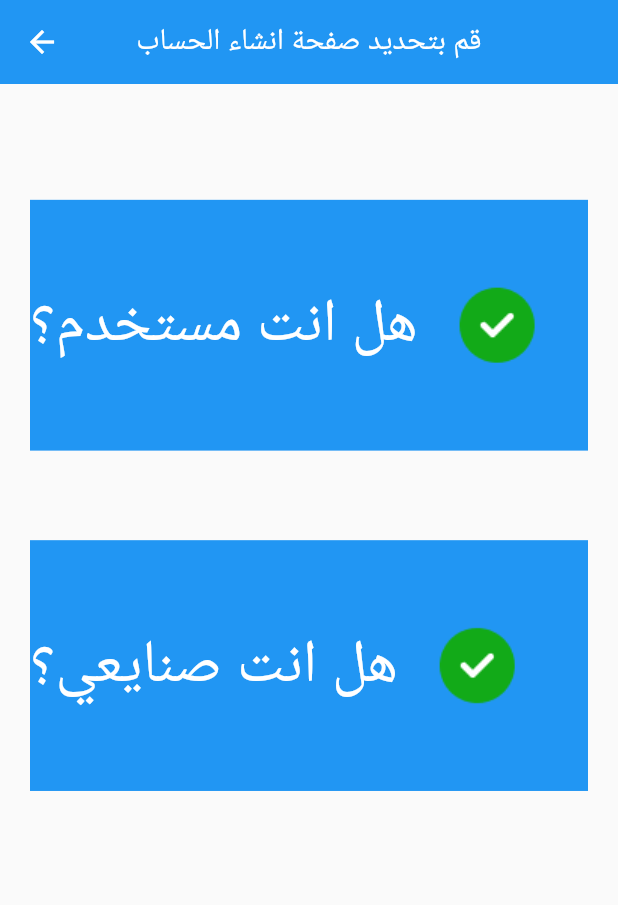
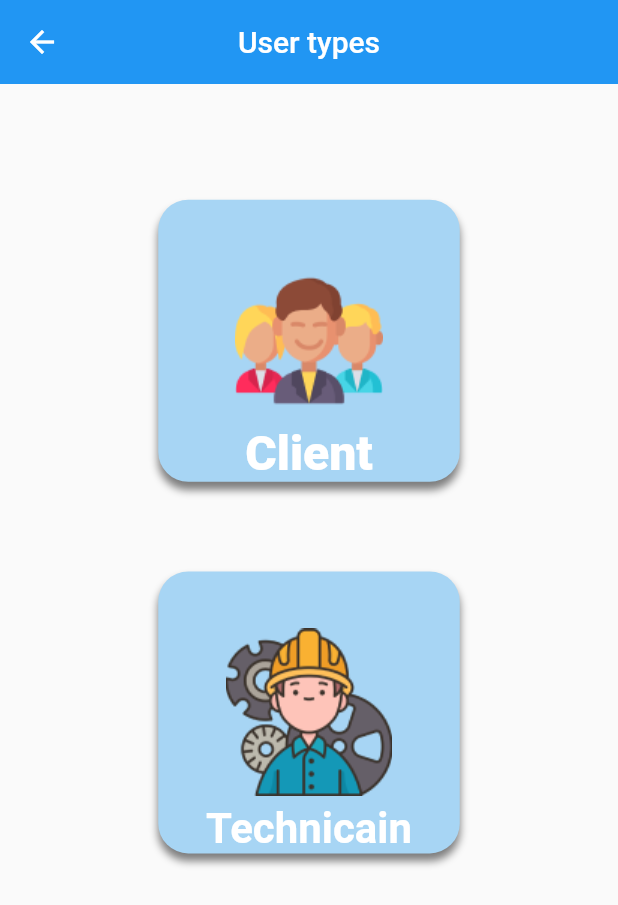
Before and after one commit to MoamenMohamed101/Snay3y, a Flutter app: the MainPage screen opened by its route, on a phone screen of 412 x 824 dp. Shown: the top 905 px of the screen. Run offline on Flutter 3.47's test engine with Material 2 defaults, Android fonts, the phone set to English and light mode, and no system bars; our stand-ins replace bloc, conditional_builder_null_safety, dio, flutter_bloc, flutter_screenutil, fluttertoast and 4 more; missing offline and left inert: flutter_margin_widget; accounts and stored records are empty.

Commit message:
main page

```diff
--- a/lib/screens/main_page.dart
+++ b/lib/screens/main_page.dart
@@ -11,38 +11,47 @@ class MainPage extends StatelessWidget {
       appBar: AppBar(
         elevation: 0.0,
         centerTitle: true,
-        title: const Text('قم بتحديد صفحة انشاء الحساب'),
+        title: const Text('User types'),
       ),
       body: Padding(
         padding: const EdgeInsets.all(20.0),
+        child: Center(
           child: Column(
             children: [
               SizedBox(
                 height: 50.sp,
               ),
               InkWell(
-              onTap: (){
+                onTap: () {
                   Navigator.of(context).pushNamed(Routes.loginPageRouteUser);
                 },
                 child: Container(
-                width: double.infinity,
-                height: 140.h,
-                color: Colors.blue,
-                child:  Padding(
-                  padding: const EdgeInsets.only(right: 20),
-                  child: Row(
-                    children: [
-                      Text(
-                        'هل انت مستخدم؟',
-                        style: TextStyle(color: Colors.white, fontSize: 35.sp),
+                  alignment: Alignment.bottomCenter,
+                  height: 188,
+                  width: 201,
+                  decoration: BoxDecoration(
+                    borderRadius: const BorderRadius.all(
+                      Radius.circular(20),
                     ),
-                      SizedBox(
-                        width: 20.w,
+                    boxShadow: [
+                      BoxShadow(
+                        color: Colors.black54.withOpacity(0.5),
+                        spreadRadius: 0,
+                        blurRadius: 4,
+                        offset: const Offset(0, 5), // changes position of shadow
                       ),
-                      Image(
-                        image: AssetImage('assets/images/Success.png'),
-                      )
                     ],
+                    color: const Color(0xFFA7D5F4),
+                    image: const DecorationImage(
+                      image: AssetImage('assets/images/man 1.png'),
+                    ),
+                  ),
+                  child: const Text(
+                    'Client',
+                    style: TextStyle(
+                      fontSize: 32,
+                      color: Colors.white,
+                      fontWeight: FontWeight.w900,
                     ),
                   ),
                 ),
@@ -55,24 +64,32 @@ class MainPage extends StatelessWidget {
                   Navigator.of(context).pushNamed(Routes.loginPageRoute);
                 },
                 child: Container(
-                width: double.infinity,
-                height: 140.h,
-                color: Colors.blue,
-                child:  Padding(
-                  padding: EdgeInsets.only(right: 20),
-                  child: Row(
-                    children: [
-                      Text(
-                        'هل انت صنايعي؟',
-                        style: TextStyle(color: Colors.white, fontSize: 35.sp),
+                  alignment: Alignment.bottomCenter,
+                  height: 188,
+                  width: 201,
+                  decoration: BoxDecoration(
+                    borderRadius: const BorderRadius.all(
+                      Radius.circular(20),
                     ),
-                      SizedBox(
-                        width: 20.w,
-                      ),
-                      Image(
-                        image: AssetImage('assets/images/Success.png'),
+                    boxShadow: [
+                      BoxShadow(
+                        color: Colors.black54.withOpacity(0.5),
+                        spreadRadius: 0,
+                        blurRadius: 4,
+                        offset: const Offset(0, 5), // changes position of shadow
                       ),
                     ],
+                    color: const Color(0xFFA7D5F4),
+                    image: const DecorationImage(
+                      image: AssetImage('assets/images/engineer 1.png'),
+                    ),
+                  ),
+                  child: const Text(
+                    'Technicain',
+                    style: TextStyle(
+                      fontSize: 28,
+                      color: Colors.white,
+                      fontWeight: FontWeight.w700,
                     ),
                   ),
                 ),
@@ -80,6 +97,7 @@ class MainPage extends StatelessWidget {
             ],
           ),
         ),
+      ),
     );
   }
 }
```
Also changed, not shown: assets/images/engineer 1.png (added), assets/images/man 1.png (added). Lines whose indentation alone changed are shown as unchanged.
